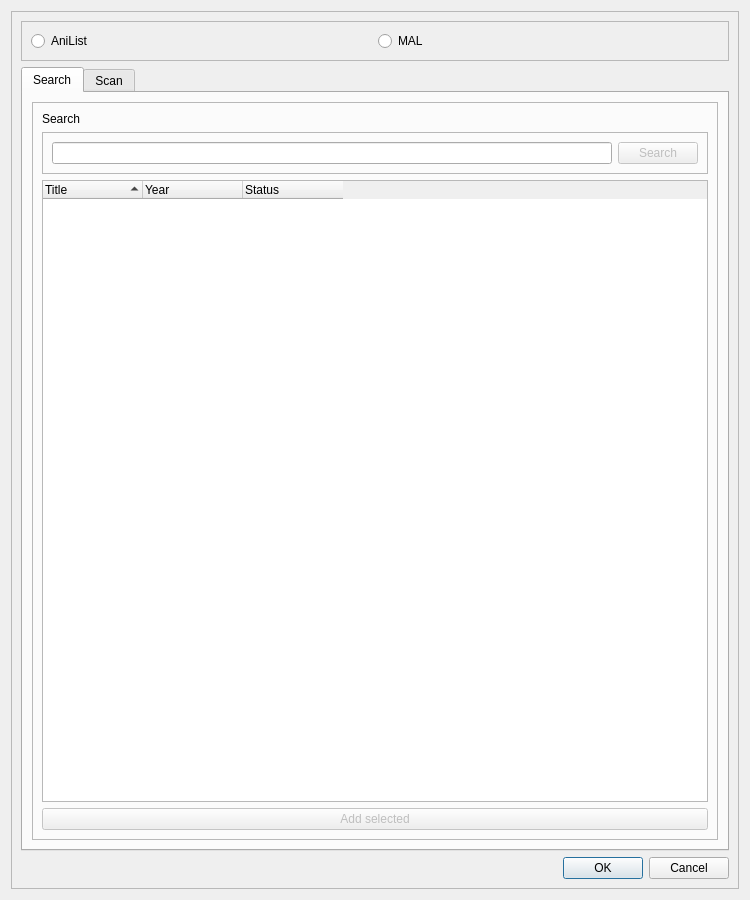
Above: ui/add_series.ui from RealMihp/nekodesk before the change. Below: the same form after it.
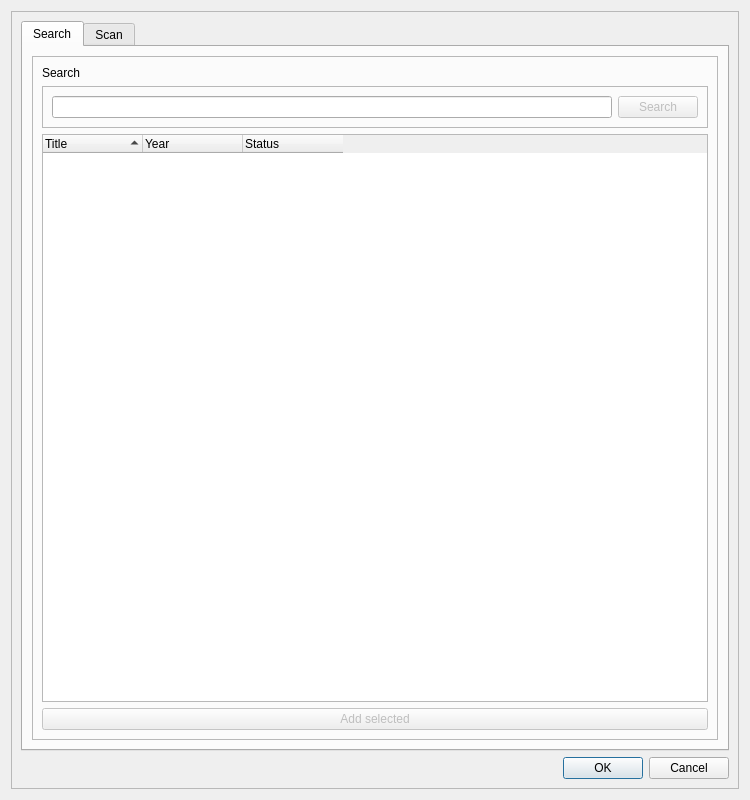
That is the form after the change.

```diff
--- a/ui/add_series.ui
+++ b/ui/add_series.ui
@@ -7,7 +7,7 @@
     <x>0</x>
     <y>0</y>
     <width>750</width>
-    <height>900</height>
+    <height>800</height>
    </rect>
   </property>
   <property name="windowTitle">
@@ -23,38 +23,6 @@
       <enum>QFrame::Shadow::Raised</enum>
      </property>
      <layout class="QVBoxLayout" name="verticalLayout_2">
-      <item>
-       <widget class="QFrame" name="engine_select_frame">
-        <property name="frameShape">
-         <enum>QFrame::Shape::StyledPanel</enum>
-        </property>
-        <property name="frameShadow">
-         <enum>QFrame::Shadow::Raised</enum>
-        </property>
-        <layout class="QHBoxLayout" name="horizontalLayout">
-         <item>
-          <widget class="QRadioButton" name="AniList_radioButton">
-           <property name="enabled">
-            <bool>true</bool>
-           </property>
-           <property name="text">
-            <string>AniList</string>
-           </property>
-          </widget>
-         </item>
-         <item>
-          <widget class="QRadioButton" name="MAL_radioButton">
-           <property name="enabled">
-            <bool>true</bool>
-           </property>
-           <property name="text">
-            <string>MAL</string>
-           </property>
-          </widget>
-         </item>
-        </layout>
-       </widget>
-      </item>
       <item>
        <widget class="QTabWidget" name="tabWidget">
         <property name="currentIndex">
```
